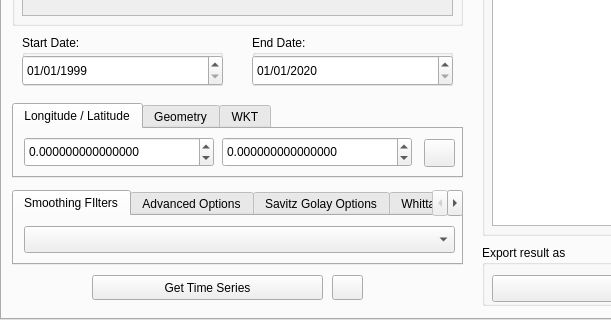
Qt form wtss_plugin/wtss_qgis_dialog_base.ui (AbnerErnaniADSFatec/wtss-qgis) before a commit; both pictures show x 0 to 611 and y 271 to 591 of the 732 by 591 pixel window.
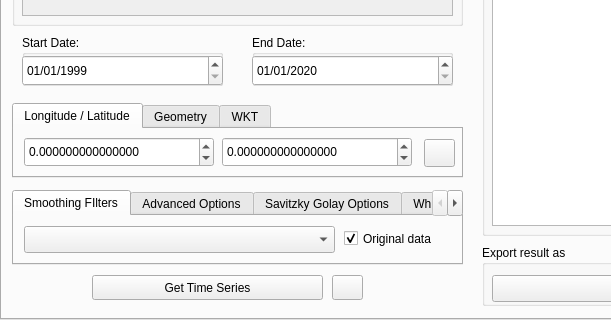
The same form after that commit.

Diff of the .ui file:
```diff
--- a/wtss_plugin/wtss_qgis_dialog_base.ui
+++ b/wtss_plugin/wtss_qgis_dialog_base.ui
@@ -467,11 +467,27 @@
         <rect>
          <x>10</x>
          <y>10</y>
-         <width>431</width>
+         <width>311</width>
          <height>27</height>
         </rect>
        </property>
       </widget>
+      <widget class="QCheckBox" name="plot_original_data">
+       <property name="geometry">
+        <rect>
+         <x>330</x>
+         <y>10</y>
+         <width>111</width>
+         <height>25</height>
+        </rect>
+       </property>
+       <property name="text">
+        <string>Original data</string>
+       </property>
+       <property name="checked">
+        <bool>true</bool>
+       </property>
+      </widget>
      </widget>
      <widget class="QWidget" name="smothing_attributes">
       <attribute name="title">
@@ -480,7 +496,7 @@
      </widget>
      <widget class="QWidget" name="sgolay_options_tab">
       <attribute name="title">
-       <string>Savitz Golay Options</string>
+       <string>Savitzky Golay Options</string>
       </attribute>
       <widget class="QSpinBox" name="sgolay_window_size">
        <property name="geometry">
```
